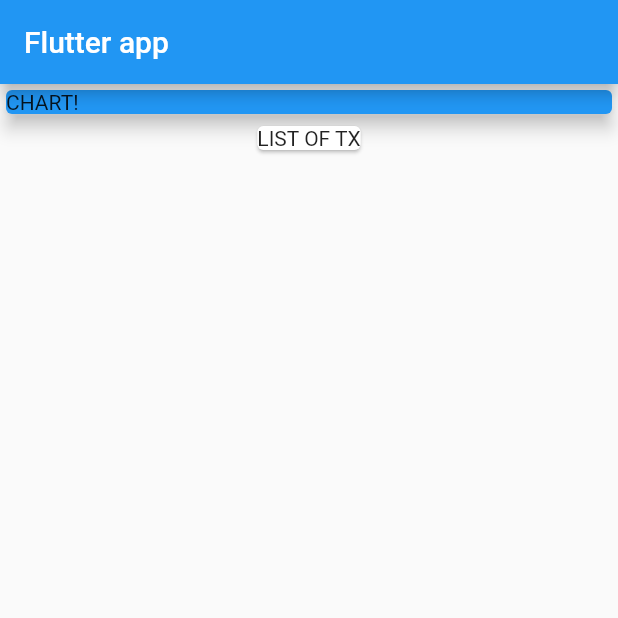
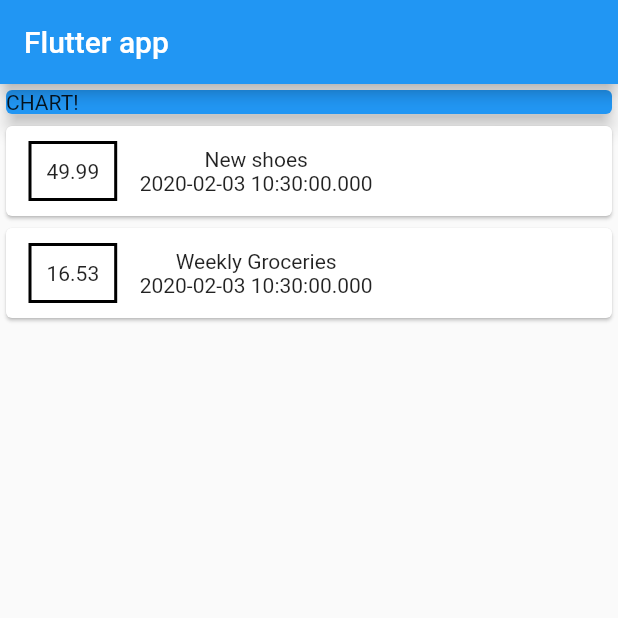
Before and after one commit to dev-marceloborba/flutter-app01, a Flutter app: the screen it shows after launch, on a phone screen of 412 x 824 dp, the top half of it. Run offline on Flutter 3.47's test engine with Material 2 defaults, Android fonts, the phone set to English and light mode, and no system bars.

Commit message:
added transaction class and displayed in a column

```diff
--- a/lib/main.dart
+++ b/lib/main.dart
@@ -1,3 +1,4 @@
+import 'package:app01/transaction.dart';
 import 'package:flutter/material.dart';
 
 void main() => runApp(MyApp());
@@ -16,6 +17,16 @@
 }
 
 class MyHomePage extends StatelessWidget {
+  final List<Transaction> transactions = [
+    Transaction(
+        id: 't1', title: 'New shoes', amount: 49.99, date: DateTime.now()),
+    Transaction(
+        id: 't2',
+        title: 'Weekly Groceries',
+        amount: 16.53,
+        date: DateTime.now()),
+  ];
+
   @override
   Widget build(BuildContext context) {
     return Scaffold(
@@ -32,8 +43,29 @@
             ),
             elevation: 5,
           ),
-          Card(
-            child: Text('LIST OF TX'),
+          Column(
+            children: transactions.map((tx) {
+              return Card(
+                child: Row(
+                  children: <Widget>[
+                    Container(
+                      margin:
+                          EdgeInsets.symmetric(vertical: 10, horizontal: 15),
+                      decoration: BoxDecoration(
+                          border: Border.all(color: Colors.black, width: 2)),
+                      child: Text(tx.amount.toString()),
+                      padding: EdgeInsets.all(10),
+                    ),
+                    Column(
+                      children: <Widget>[
+                        Text(tx.title),
+                        Text(tx.date.toString())
+                      ],
+                    )
+                  ],
+                ),
+              );
+            }).toList(),
           )
         ],
       ),
--- /dev/null
+++ b/lib/transaction.dart
@@ -0,0 +1,10 @@
+import 'package:flutter/foundation.dart';
+
+class Transaction {
+  String id;
+  String title;
+  double amount;
+  DateTime date;
+
+  Transaction({@required this.id, @required this.title, @required this.amount, @required this.date});
+}
```
